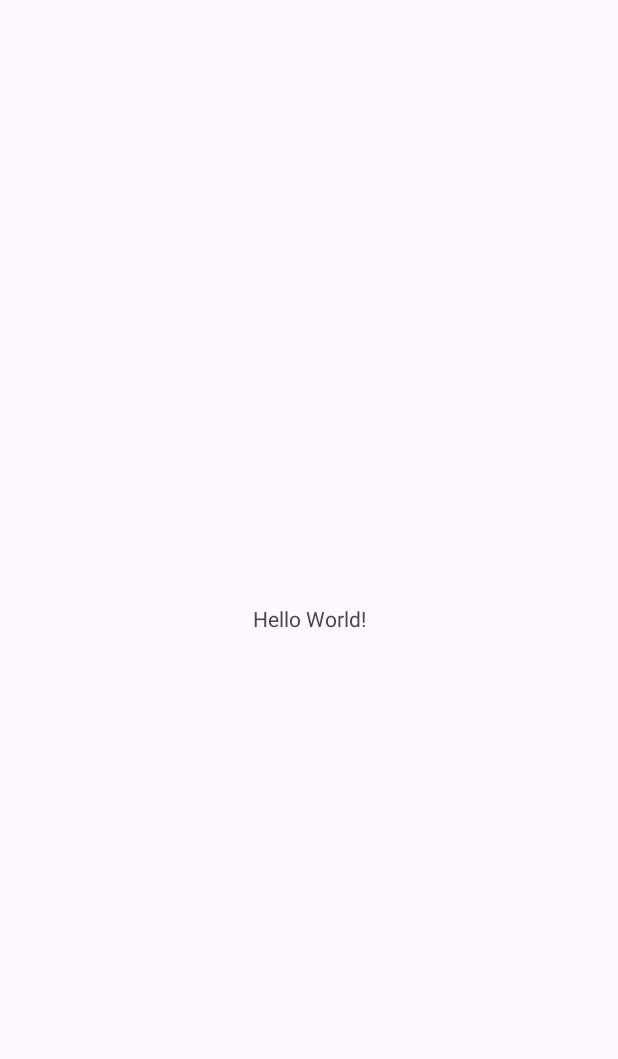
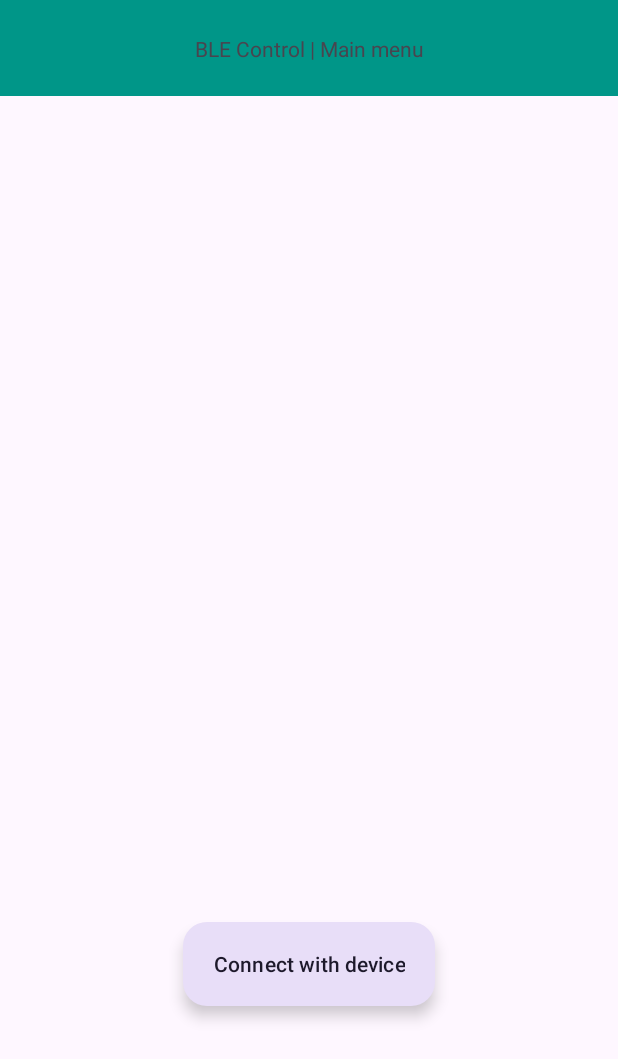
Before and after one commit to futuresalad/ble_esp32_controller, an Android app: the screen it shows after launch (MainActivity), on a phone screen of 412 x 824 dp. Before the commit the part shown is almost empty. Shown: the top 1059 px of the screen. Run offline under Robolectric (Android 15) with nearby library versions, the phone set to English and light mode, and no system bars.

Commit message:
Implemented BLE device scan activity with check if Bluetooth is enabled. If not, invoke dialogue to ask user to turn on BLE and grant permissions

```diff
--- a/app/src/main/java/com/example/ble_esp32_controller/MainActivity.java
+++ b/app/src/main/java/com/example/ble_esp32_controller/MainActivity.java
@@ -2,7 +2,11 @@ package com.example.ble_esp32_controller;
 
 import androidx.appcompat.app.AppCompatActivity;
 
+import android.content.Intent;
 import android.os.Bundle;
+import android.view.View;
+import android.widget.Button;
+
 
 public class MainActivity extends AppCompatActivity {
  // Test
@@ -10,5 +14,14 @@ public class MainActivity extends AppCompatActivity {
     protected void onCreate(Bundle savedInstanceState) {
         super.onCreate(savedInstanceState);
         setContentView(R.layout.activity_main);
+
+        Button btnConnect = findViewById(R.id.con_activity_btn);
+        btnConnect.setOnClickListener(new View.OnClickListener() {
+            @Override
+            public void onClick(View v) {
+                Intent i = new Intent(MainActivity.this, BleDeviceScanActivity.class);
+                startActivity(i);
+            }
+        });
     }
 }
--- a/app/src/main/res/layout/activity_main.xml
+++ b/app/src/main/res/layout/activity_main.xml
@@ -2,17 +2,46 @@
 <androidx.constraintlayout.widget.ConstraintLayout xmlns:android="http://schemas.android.com/apk/res/android"
     xmlns:app="http://schemas.android.com/apk/res-auto"
     xmlns:tools="http://schemas.android.com/tools"
+    android:id="@+id/materialToolbar"
     android:layout_width="match_parent"
     android:layout_height="match_parent"
     tools:context=".MainActivity">
 
+    <com.google.android.material.appbar.MaterialToolbar
+        android:id="@+id/MaterialToolbar"
+        android:layout_width="match_parent"
+        android:layout_height="wrap_content"
+        android:background="#009688"
+        android:minHeight="?attr/actionBarSize"
+        android:theme="?attr/actionBarTheme"
+        app:layout_constraintBottom_toBottomOf="parent"
+        app:layout_constraintTop_toTopOf="parent"
+        app:layout_constraintVertical_bias="0.0"
+        tools:layout_editor_absoluteX="33dp" />
+
     <TextView
+        android:id="@+id/headerView"
         android:layout_width="wrap_content"
         android:layout_height="wrap_content"
-        android:text="Hello World!"
+        android:scaleX="1"
+        android:scaleY="1"
+        android:text="@string/ble_control_main_menu"
+        app:layout_constraintBottom_toBottomOf="@+id/MaterialToolbar"
+        app:layout_constraintEnd_toEndOf="parent"
+        app:layout_constraintStart_toStartOf="parent"
+        app:layout_constraintTop_toTopOf="@+id/MaterialToolbar" />
+
+    <Button
+        android:id="@+id/con_activity_btn"
+        style="@style/Widget.Material3.ExtendedFloatingActionButton.Secondary"
+        android:layout_width="wrap_content"
+        android:layout_height="wrap_content"
+        android:text="@string/button_connect"
         app:layout_constraintBottom_toBottomOf="parent"
         app:layout_constraintEnd_toEndOf="parent"
+        app:layout_constraintHorizontal_bias="0.5"
         app:layout_constraintStart_toStartOf="parent"
-        app:layout_constraintTop_toTopOf="parent" />
+        app:layout_constraintTop_toTopOf="parent"
+        app:layout_constraintVertical_bias="0.8" />
 
 </androidx.constraintlayout.widget.ConstraintLayout>
--- a/app/src/main/res/values/strings.xml
+++ b/app/src/main/res/values/strings.xml
@@ -1,3 +1,5 @@
 <resources>
     <string name="app_name">ble_esp32_controller</string>
+    <string name="ble_control_main_menu">BLE Control | Main menu</string>
+    <string name="button_connect">Connect with device</string>
 </resources>
```
Also changed, not shown: app/src/main/AndroidManifest.xml (+19 -0 lines), app/src/main/java/com/example/ble_esp32_controller/BleDeviceScanActivity.java (added, +84 -0 lines), app/src/main/res/layout/activity_ble_device_scan.xml (added, +20 -0 lines).
